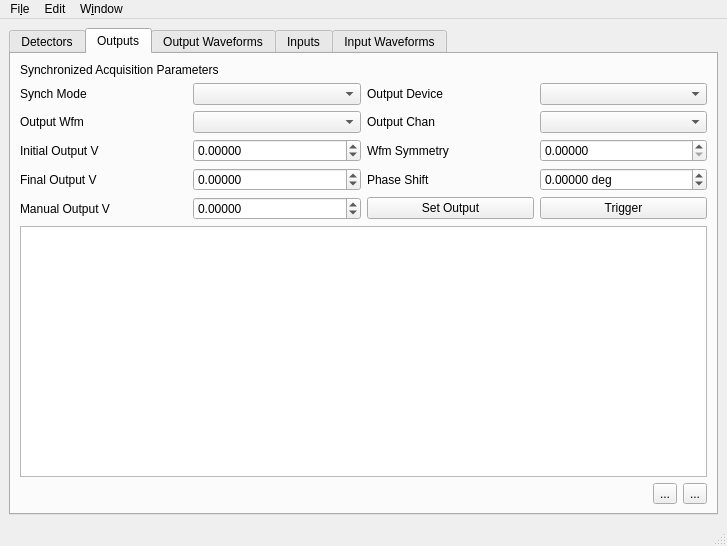
This is libraries/qxrdlib/qxrdextraiowindow.ui in guyjennings/qxrd as Qt 5 draws it before an edit. The edited form follows.
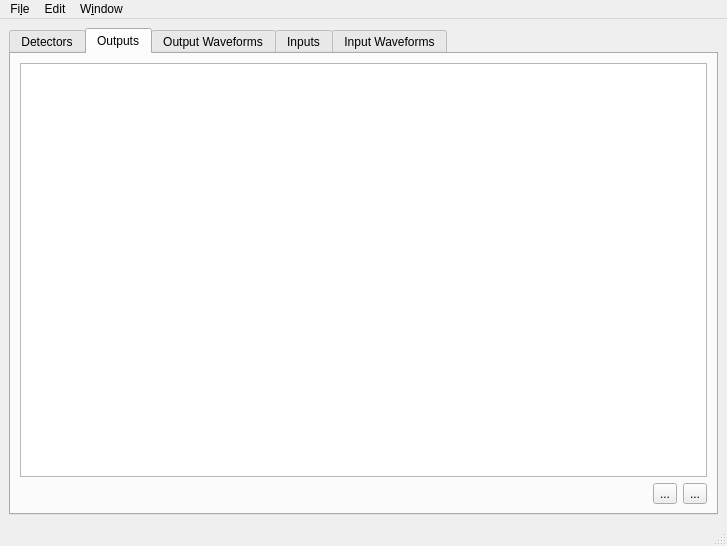
This is the edited form. The open tabs and pages were chosen to show the change. Icons and pictures are not drawn. Custom widgets are drawn as their Qt base class.

```diff
--- a/libraries/qxrdlib/qxrdextraiowindow.ui
+++ b/libraries/qxrdlib/qxrdextraiowindow.ui
@@ -15,7 +15,7 @@
   </property>
   <widget class="QWidget" name="centralwidget">
    <layout class="QGridLayout" name="gridLayout_4">
-    <item row="0" column="1">
+    <item row="1" column="0">
      <widget class="QTabWidget" name="tabWidget">
       <property name="currentIndex">
        <number>0</number>
@@ -105,131 +105,7 @@
        <layout class="QGridLayout" name="gridLayout_2">
         <item row="0" column="0">
          <layout class="QGridLayout" name="gridLayout">
-          <item row="1" column="2">
-           <widget class="QLabel" name="label_7">
-            <property name="text">
-             <string>Output Device</string>
-            </property>
-           </widget>
-          </item>
-          <item row="5" column="0">
-           <widget class="QLabel" name="label_10">
-            <property name="text">
-             <string>Manual Output V</string>
-            </property>
-           </widget>
-          </item>
-          <item row="3" column="2">
-           <widget class="QLabel" name="label_6">
-            <property name="text">
-             <string>Wfm Symmetry</string>
-            </property>
-           </widget>
-          </item>
-          <item row="0" column="0" colspan="4">
-           <widget class="QLabel" name="label_4">
-            <property name="text">
-             <string>Synchronized Acquisition Parameters</string>
-            </property>
-           </widget>
-          </item>
-          <item row="4" column="3">
-           <widget class="QDoubleSpinBox" name="m_SyncAcqPhaseShift">
-            <property name="toolTip">
-             <string>Phase shift of synchronization waveform 
-- range -360 deg .. 360 deg
-Script Property synchronization.syncAcquisitionPhaseShift</string>
-            </property>
-            <property name="keyboardTracking">
-             <bool>false</bool>
-            </property>
-            <property name="suffix">
-             <string> deg</string>
-            </property>
-            <property name="decimals">
-             <number>5</number>
-            </property>
-            <property name="minimum">
-             <double>-360.000000000000000</double>
-            </property>
-            <property name="maximum">
-             <double>360.000000000000000</double>
-            </property>
-           </widget>
-          </item>
-          <item row="2" column="0">
-           <widget class="QLabel" name="label_12">
-            <property name="text">
-             <string>Output Wfm</string>
-            </property>
-           </widget>
-          </item>
-          <item row="1" column="0">
-           <widget class="QLabel" name="label_5">
-            <property name="text">
-             <string>Synch Mode</string>
-            </property>
-           </widget>
-          </item>
-          <item row="5" column="3">
-           <widget class="QPushButton" name="m_ManualTrigger">
-            <property name="toolTip">
-             <string>Manually trigger the output waveform generator</string>
-            </property>
-            <property name="text">
-             <string>Trigger</string>
-            </property>
-           </widget>
-          </item>
-          <item row="3" column="3">
-           <widget class="QDoubleSpinBox" name="m_SyncAcqSymmetry">
-            <property name="toolTip">
-             <string>Waveform symmetry factor (range -1..+1)
-Script property: synchronization.syncAcquisitionSymmetry</string>
-            </property>
-            <property name="keyboardTracking">
-             <bool>false</bool>
-            </property>
-            <property name="decimals">
-             <number>5</number>
-            </property>
-           </widget>
-          </item>
-          <item row="4" column="0">
-           <widget class="QLabel" name="label_13">
-            <property name="text">
-             <string>Final Output V</string>
-            </property>
-           </widget>
-          </item>
-          <item row="5" column="2">
-           <widget class="QPushButton" name="m_ManualOutput">
-            <property name="toolTip">
-             <string>Manually Set Output Voltage</string>
-            </property>
-            <property name="text">
-             <string>Set Output</string>
-            </property>
-           </widget>
-          </item>
-          <item row="3" column="1">
-           <widget class="QDoubleSpinBox" name="m_SyncAcqMinimum">
-            <property name="toolTip">
-             <string>Output voltage at waveform minimum: range -10V .. 10V
-Script property: synchronization.syncAcquisitionMinimum</string>
-            </property>
-            <property name="keyboardTracking">
-             <bool>false</bool>
-            </property>
-            <property name="decimals">
-             <number>5</number>
-            </property>
-            <property name="minimum">
-             <double>-99.000000000000000</double>
-            </property>
-           </widget>
-          </item>
-          <item row="7" column="0" colspan="4">
+          <item row="1" column="0" colspan="2">
            <layout class="QHBoxLayout" name="horizontalLayout">
             <item>
              <spacer name="horizontalSpacer_2">
@@ -280,78 +156,7 @@
             </item>
            </layout>
           </item>
-          <item row="4" column="2">
-           <widget class="QLabel" name="label_9">
-            <property name="text">
-             <string>Phase Shift</string>
-            </property>
-           </widget>
-          </item>
-          <item row="2" column="2">
-           <widget class="QLabel" name="label_8">
-            <property name="text">
-             <string>Output Chan</string>
-            </property>
-           </widget>
-          </item>
-          <item row="5" column="1">
-           <widget class="QDoubleSpinBox" name="m_ManualOutputVolts">
-            <property name="toolTip">
-             <string>Output voltage at waveform maximum: range -10V .. 10V
-Script property: synchronization.syncAcquisitionMaximum</string>
-            </property>
-            <property name="keyboardTracking">
-             <bool>false</bool>
-            </property>
-            <property name="decimals">
-             <number>5</number>
-            </property>
-            <property name="minimum">
-             <double>-99.000000000000000</double>
-            </property>
-           </widget>
-          </item>
-          <item row="2" column="3">
-           <widget class="QComboBox" name="m_SyncAcqOutChan"/>
-          </item>
-          <item row="4" column="1">
-           <widget class="QDoubleSpinBox" name="m_SyncAcqMaximum">
-            <property name="toolTip">
-             <string>Output voltage at waveform maximum: range -10V .. 10V
-Script property: synchronization.syncAcquisitionMaximum</string>
-            </property>
-            <property name="keyboardTracking">
-             <bool>false</bool>
-            </property>
-            <property name="decimals">
-             <number>5</number>
-            </property>
-            <property name="minimum">
-             <double>-99.000000000000000</double>
-            </property>
-           </widget>
-          </item>
-          <item row="1" column="1">
-           <widget class="QComboBox" name="m_SyncAcqMode"/>
-          </item>
-          <item row="1" column="3">
-           <widget class="QComboBox" name="m_SyncAcqOutDevice">
-            <property name="toolTip">
-             <string>Output channel for synchronization waveform</string>
-            </property>
-           </widget>
-          </item>
-          <item row="2" column="1">
-           <widget class="QComboBox" name="m_SyncAcqWfm"/>
-          </item>
-          <item row="3" column="0">
-           <widget class="QLabel" name="label_11">
-            <property name="text">
-             <string>Initial Output V</string>
-            </property>
-           </widget>
-          </item>
-          <item row="6" column="0" colspan="4">
+          <item row="0" column="0" colspan="2">
            <widget class="QTableView" name="m_OutputsTable"/>
           </item>
          </layout>
```
Left out of the diff: 160 changed lines with no effect on the pictures.
